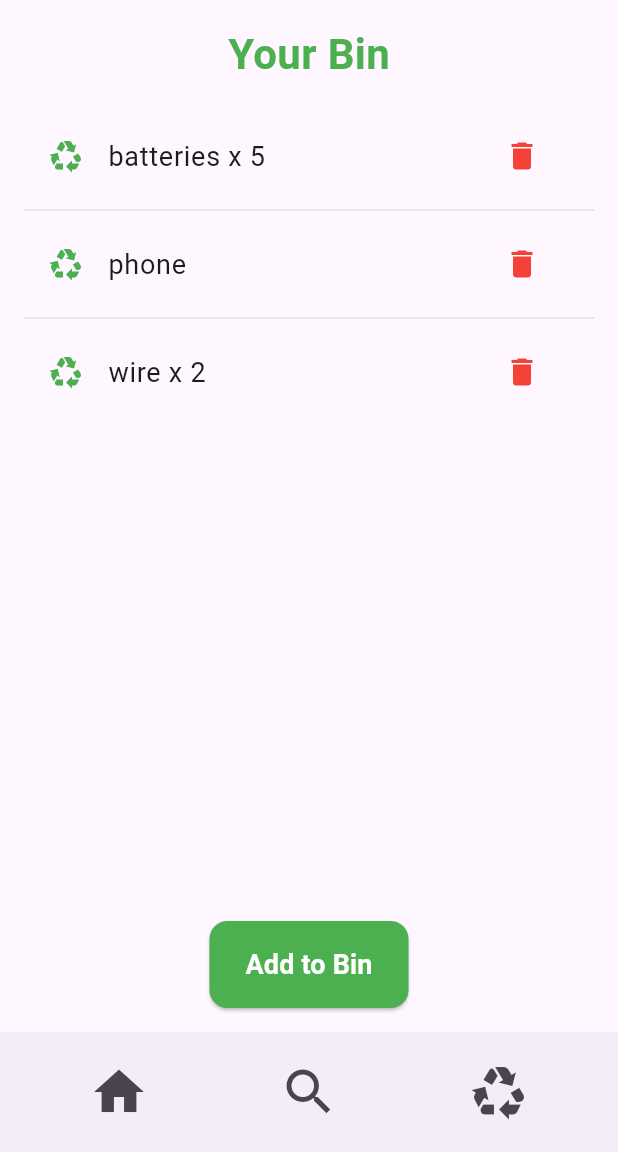
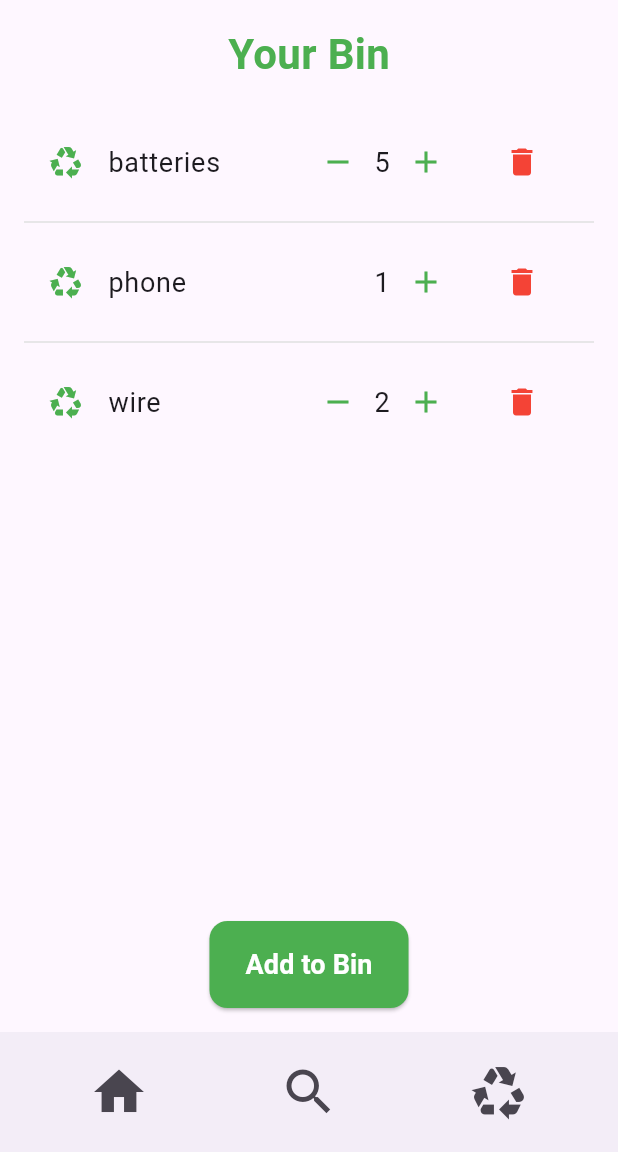
Before and after one commit to ivannimets/e-waste-hero, a Flutter app: the screen it shows after launch, on a phone screen of 412 x 824 dp, the part 84-1236 px from its top. Run offline on Flutter 3.47's test engine with Material 3 defaults, Android fonts, the phone set to English and light mode, and no system bars.

Commit message:
added logic to increse/decrese quantity of items

```diff
--- a/ewastehero/lib/entites/item.dart
+++ b/ewastehero/lib/entites/item.dart
@@ -3,4 +3,8 @@ class Item {
   int quantity;
 
   Item({required this.name, this.quantity = 1});
+
+  void ChanegeQuantity(int increment) {
+    quantity += increment;
+  }
 }
--- a/ewastehero/lib/screens/bin_page.dart
+++ b/ewastehero/lib/screens/bin_page.dart
@@ -3,9 +3,20 @@ import 'package:flutter/material.dart';
 
 import '../entites/item.dart';
 
-class BinScreen extends StatelessWidget {
-  List<Item> binItems = [new Item(name: "batteries", quantity: 5), new Item(name: "phone"), new Item(name: "wire", quantity: 2)]; // List of bin items
+List<Item> binItems = [
+  new Item(name: "batteries", quantity: 5),
+  new Item(name: "phone"),
+  new Item(name: "wire", quantity: 2)
+];
 
+class BinScreen extends StatefulWidget {
+  @override
+  BinScreenState createState() {
+    return BinScreenState();
+  }
+}
+
+class BinScreenState extends State<BinScreen> {
   @override
   Widget build(BuildContext context) {
     return BaseScreen(
@@ -44,11 +55,40 @@ class BinScreen extends StatelessWidget {
                       itemBuilder: (context, index) {
                         return ListTile(
                           leading: Icon(Icons.recycling, color: Colors.green),
-                    title: Text(
-                      binItems[index].quantity == 1 ?
-                      "${binItems[index].name}" :
-                      "${binItems[index].name} x ${binItems[index].quantity}",
+                          title: Row(
+                            mainAxisAlignment: MainAxisAlignment.spaceBetween,
+                            children: [
+                              Text(
+                                "${binItems[index].name}",
                                 style: TextStyle(fontSize: 18),
+                              ),
+                              Row(
+                                children: [
+                                  if (binItems[index].quantity > 1)
+                                    IconButton(
+                                      icon: Icon(Icons.remove,
+                                          color: Colors.green),
+                                      onPressed: () {
+                                        setState(() {
+                                          binItems[index].ChanegeQuantity(-1);
+                                        });
+                                      },
+                                    ),
+                                  Text(
+                                    "${binItems[index].quantity}",
+                                    style: TextStyle(fontSize: 18),
+                                  ),
+                                  IconButton(
+                                    icon: Icon(Icons.add, color: Colors.green),
+                                    onPressed: () {
+                                      setState(() {
+                                        binItems[index].ChanegeQuantity(1);
+                                      });
+                                    },
+                                  ),
+                                ],
+                              )
+                            ],
                           ),
                           trailing: IconButton(
                             icon: Icon(Icons.delete, color: Colors.red),
```
Lines whose indentation alone changed are shown as unchanged.
